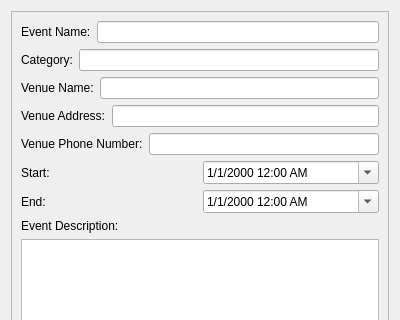
This is src/mobile-app/createeventpage.ui in Aesylwinn/software-engineering as Qt 5 draws it before an edit; both pictures show x 0 to 400 and y 0 to 320 of the 400 by 800 pixel window. The edited form follows.
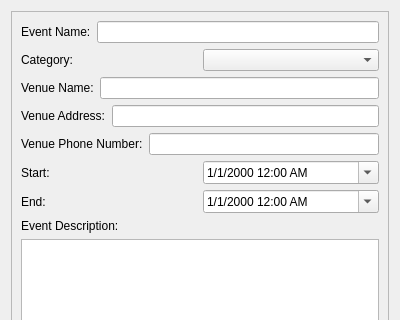
This is the edited form.

Patch:
```diff
--- a/src/mobile-app/createeventpage.ui
+++ b/src/mobile-app/createeventpage.ui
@@ -53,7 +53,7 @@
           </widget>
          </item>
          <item>
-          <widget class="QLineEdit" name="categoryField"/>
+          <widget class="QComboBox" name="categoryField"/>
          </item>
         </layout>
        </item>
```
